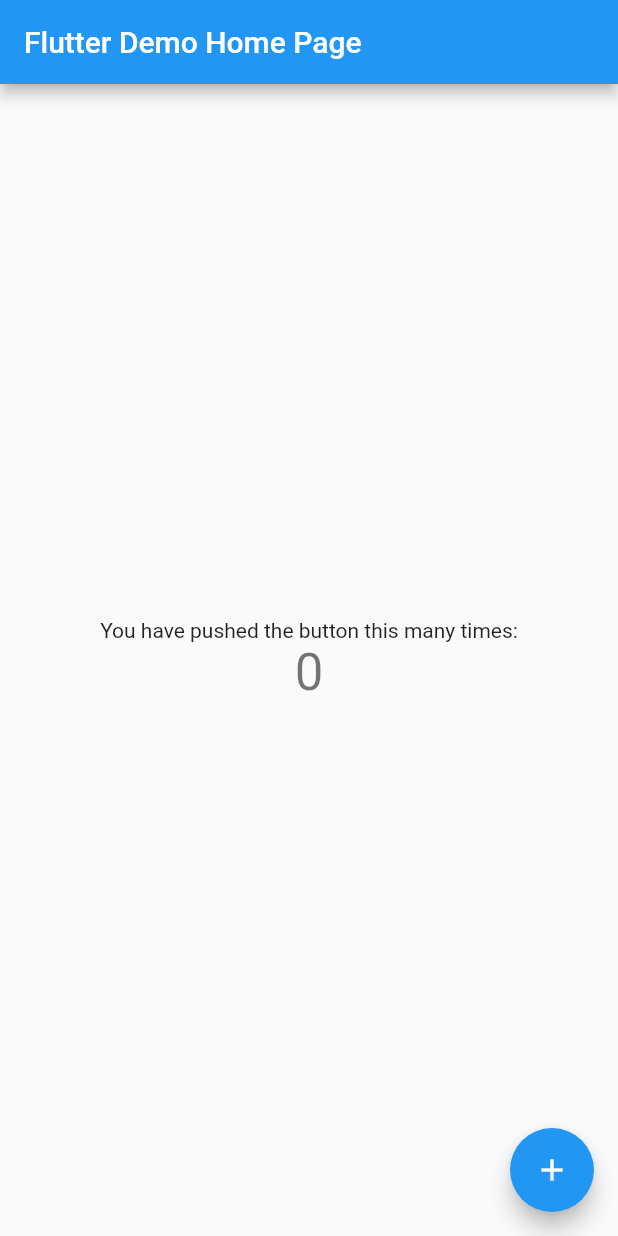
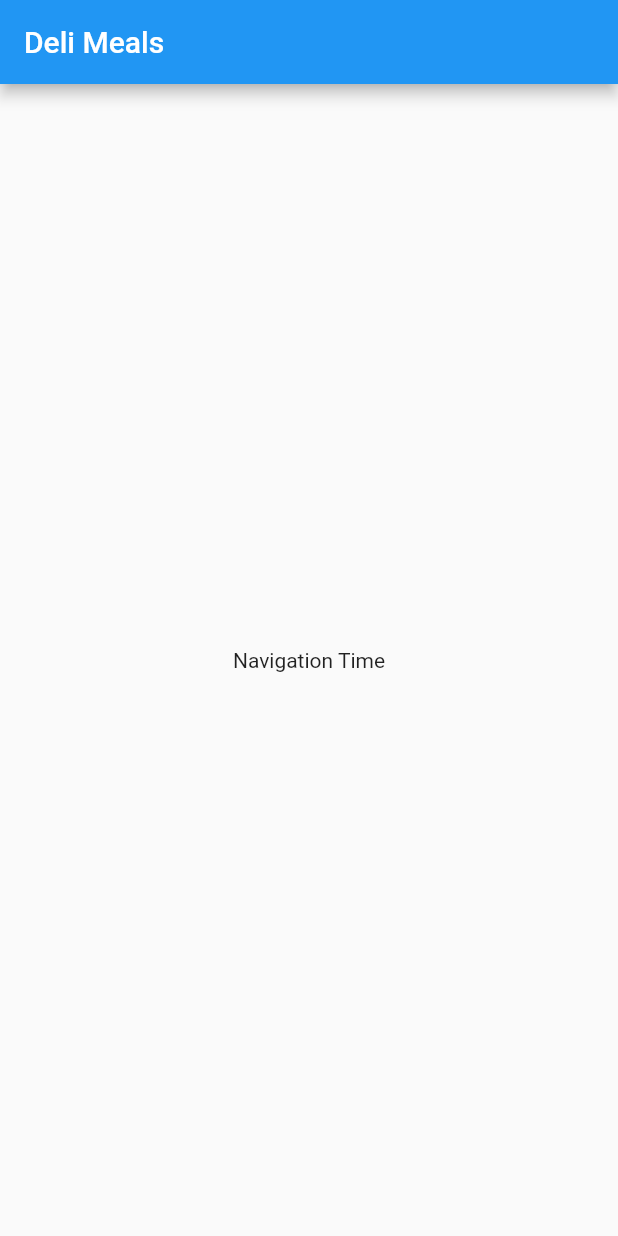
Before and after one commit to fad16papa/Meals_App, a Flutter app: the screen it shows after launch, on a phone screen of 412 x 824 dp. Run offline on Flutter 3.47's test engine with Material 2 defaults, Android fonts, the phone set to English and light mode, and no system bars.

```diff
--- a/lib/main.dart
+++ b/lib/main.dart
@@ -9,35 +9,17 @@ class MyApp extends StatelessWidget {
   @override
   Widget build(BuildContext context) {
     return MaterialApp(
-      title: 'Flutter Demo',
+      title: 'Deli Meals',
       theme: ThemeData(
-        // This is the theme of your application.
-        //
-        // Try running your application with "flutter run". You'll see the
-        // application has a blue toolbar. Then, without quitting the app, try
-        // changing the primarySwatch below to Colors.green and then invoke
-        // "hot reload" (press "r" in the console where you ran "flutter run",
-        // or simply save your changes to "hot reload" in a Flutter IDE).
-        // Notice that the counter didn't reset back to zero; the application
-        // is not restarted.
         primarySwatch: Colors.blue,
       ),
-      home: MyHomePage(title: 'Flutter Demo Home Page'),
+      home: MyHomePage(title: 'Deli Meals'),
     );
   }
 }
 
 class MyHomePage extends StatefulWidget {
   MyHomePage({Key key, this.title}) : super(key: key);
-
-  // This widget is the home page of your application. It is stateful, meaning
-  // that it has a State object (defined below) that contains fields that affect
-  // how it looks.
-
-  // This class is the configuration for the state. It holds the values (in this
-  // case the title) provided by the parent (in this case the App widget) and
-  // used by the build method of the State. Fields in a Widget subclass are
-  // always marked "final".
 
   final String title;
 
@@ -46,68 +28,15 @@ class MyHomePage extends StatefulWidget {
 }
 
 class _MyHomePageState extends State<MyHomePage> {
-  int _counter = 0;
-
-  void _incrementCounter() {
-    setState(() {
-      // This call to setState tells the Flutter framework that something has
-      // changed in this State, which causes it to rerun the build method below
-      // so that the display can reflect the updated values. If we changed
-      // _counter without calling setState(), then the build method would not be
-      // called again, and so nothing would appear to happen.
-      _counter++;
-    });
-  }
-
   @override
   Widget build(BuildContext context) {
-    // This method is rerun every time setState is called, for instance as done
-    // by the _incrementCounter method above.
-    //
-    // The Flutter framework has been optimized to make rerunning build methods
-    // fast, so that you can just rebuild anything that needs updating rather
-    // than having to individually change instances of widgets.
     return Scaffold(
       appBar: AppBar(
-        // Here we take the value from the MyHomePage object that was created by
-        // the App.build method, and use it to set our appbar title.
         title: Text(widget.title),
       ),
       body: Center(
-        // Center is a layout widget. It takes a single child and positions it
-        // in the middle of the parent.
-        child: Column(
-          // Column is also a layout widget. It takes a list of children and
-          // arranges them vertically. By default, it sizes itself to fit its
-          // children horizontally, and tries to be as tall as its parent.
-          //
-          // Invoke "debug painting" (press "p" in the console, choose the
-          // "Toggle Debug Paint" action from the Flutter Inspector in Android
-          // Studio, or the "Toggle Debug Paint" command in Visual Studio Code)
-          // to see the wireframe for each widget.
-          //
-          // Column has various properties to control how it sizes itself and
-          // how it positions its children. Here we use mainAxisAlignment to
-          // center the children vertically; the main axis here is the vertical
-          // axis because Columns are vertical (the cross axis would be
-          // horizontal).
-          mainAxisAlignment: MainAxisAlignment.center,
-          children: <Widget>[
-            Text(
-              'You have pushed the button this many times:',
-            ),
-            Text(
-              '$_counter',
-              style: Theme.of(context).textTheme.headline4,
-            ),
-          ],
-        ),
+        child: Text('Navigation Time'),
       ),
-      floatingActionButton: FloatingActionButton(
-        onPressed: _incrementCounter,
-        tooltip: 'Increment',
-        child: Icon(Icons.add),
-      ), // This trailing comma makes auto-formatting nicer for build methods.
     );
   }
 }
```
Also changed, not shown: lib/categories_screen.dart (added, +16 -0 lines), lib/dummy_data.dart (added, +55 -0 lines), lib/models/category.dart (added, +13 -0 lines).
